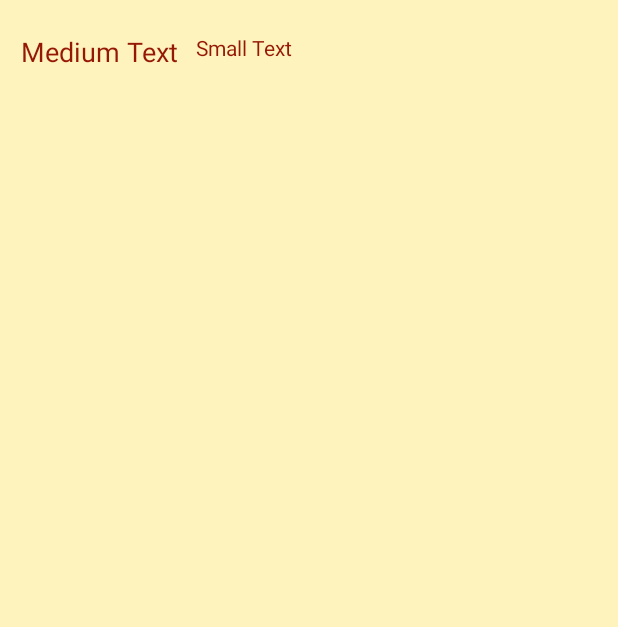
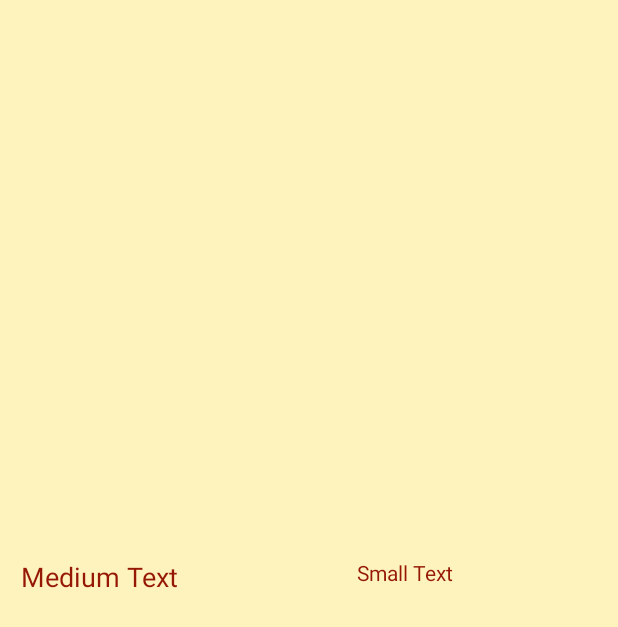
Before and after one commit to the7winds/java-project, an Android app: the layout activity_game.xml on its own in the app's theme, with its tools: preview values and no code run, on a phone screen of 412 x 824 dp. Shown: the top 627 px of the screen. Run offline under Robolectric (Android 15) with nearby library versions, the phone set to English and light mode, and no system bars.

Commit message:
changes and fixes

```diff
--- a/app/src/main/java/com/the7winds/verbumSecretum/client/activities/RoomActivity.java
+++ b/app/src/main/java/com/the7winds/verbumSecretum/client/activities/RoomActivity.java
@@ -73,7 +73,8 @@ public class RoomActivity extends Activity {
     }
 
     @Override
-    protected void onPause() {
+    protected void onDestroy() {
+        super.onDestroy();
         super.onPause();
 
         if (ClientData.readyState == ClientData.ReadyState.READY) {
@@ -139,7 +140,6 @@ public class RoomActivity extends Activity {
 
     public void onEventMainThread(ServerMessages.GameStarting gameStarting) {
         startActivity(new Intent().setClass(this, GameActivity.class));
-        // finish();
     }
 
     public void onEventMainThread(ServerMessages.Disconnected disconnected) {
--- a/app/src/main/java/com/the7winds/verbumSecretum/client/network/ClientNetworkService.java
+++ b/app/src/main/java/com/the7winds/verbumSecretum/client/network/ClientNetworkService.java
@@ -124,7 +124,7 @@ public class ClientNetworkService extends IntentService {
             Connection connection = new Connection(server, port);
             connectionHandler = new ConnectionHandler(connection);
 
-            nsdManager.stopServiceDiscovery(discoveryListener);
+//            nsdManager.stopServiceDiscovery(discoveryListener);
 
             executor.submit(connectionHandler);
 
@@ -141,7 +141,7 @@ public class ClientNetworkService extends IntentService {
         EventBus.getDefault().unregister(messageHandler);
         EventBus.getDefault().unregister(this);
 
-        nsdManager.stopServiceDiscovery(discoveryListener);
+        // nsdManager.stopServiceDiscovery(discoveryListener);
         executor.shutdownNow();
 
         stopSelf();
--- a/app/src/main/java/com/the7winds/verbumSecretum/client/other/Events.java
+++ b/app/src/main/java/com/the7winds/verbumSecretum/client/other/Events.java
@@ -10,6 +10,9 @@ import java.util.Map;
  * Created by the7winds on 05.12.15.
  */
 public class Events {
+
+    public static class GameActivityInited {
+    }
 
     public static class ReceivedMessage {
         public ReceivedMessage(String message) {
--- a/app/src/main/java/com/the7winds/verbumSecretum/server/network/GameHandler.java
+++ b/app/src/main/java/com/the7winds/verbumSecretum/server/network/GameHandler.java
@@ -39,6 +39,8 @@ public class GameHandler {
     }
 
     private void playGame() {
+        server.sendTo(game.getCurrent(), new ServerMessages.YourTurn(game.getTopCard()));
+
         while (!game.isFinished()) {
             Pair<String, String> idMsg = ConnectionHandler.popMessage();
 
@@ -74,6 +76,7 @@ public class GameHandler {
 
         if (game.isValidMove(move)) {
             game.applyMove(move);
+            server.sendTo(id, new ServerMessages.Correct());
             if (game.nextPlayer()) {
                 server.broadcast(new ServerMessages.GameState(game.getCurrent(),
                         game.getLastChange(),
--- a/app/src/main/java/com/the7winds/verbumSecretum/server/network/WaitingPlayersHandler.java
+++ b/app/src/main/java/com/the7winds/verbumSecretum/server/network/WaitingPlayersHandler.java
@@ -22,7 +22,7 @@ import java.util.concurrent.atomic.AtomicBoolean;
 public class WaitingPlayersHandler {
 
     private static final int MAX_PLAYERS_NUM = 4;
-    private static final int MIN_PLAYERS_NUM = 1;//TODO 2
+    private static final int MIN_PLAYERS_NUM = 2;//TODO 2
 
     private Server server;
 
@@ -47,7 +47,7 @@ public class WaitingPlayersHandler {
     }
 
     private void disconnectNotPlaying() {
-        server.unregisterNsdManager();
+        // server.unregisterNsdManager();
 
         for (String id : server.getAllId()) {
             if (!readyPlayers.containsKey(id)) {
@@ -108,7 +108,7 @@ public class WaitingPlayersHandler {
 
     private boolean onMessageReadyReceived(String id, PlayerMessages.Ready msg) {
         if (readyPlayers.size() < MAX_PLAYERS_NUM && !readyPlayers.containsKey(id)) {
-            readyPlayers.put(id, new Player(server.getConnectonHandler(id), msg.getName()));
+            readyPlayers.put(id, server.createPlayer(id, msg.getName()));
             return true;
         } else {
             return false;
--- a/app/src/main/res/layout/activity_game.xml
+++ b/app/src/main/res/layout/activity_game.xml
@@ -16,7 +16,9 @@
         <TableRow
             android:layout_width="match_parent"
             android:layout_height="wrap_content"
-            android:id="@+id/game_players_row">
+            android:id="@+id/game_players_row"
+            android:measureWithLargestChild="false"
+            android:minHeight="350dp">
 
         </TableRow>
 
@@ -25,8 +27,10 @@
             android:layout_height="wrap_content">
 
             <TableLayout
-                android:layout_width="match_parent"
-                android:layout_height="match_parent">
+                android:layout_width="wrap_content"
+                android:layout_height="wrap_content"
+                android:minWidth="220dp"
+                android:minHeight="100dp">
 
                 <TableRow
                     android:layout_width="wrap_content"
@@ -44,22 +48,25 @@
                         android:layout_height="wrap_content"
                         android:textAppearance="?android:attr/textAppearanceMedium"
                         android:text="Medium Text"
-                        android:id="@+id/game_infoText" />
+                        android:id="@+id/game_info_text" />
                 </TableRow>
             </TableLayout>
 
             <TableLayout
-                android:layout_width="match_parent"
-                android:layout_height="match_parent">
+                android:layout_width="wrap_content"
+                android:layout_height="wrap_content"
+                android:minHeight="100dp"
+                android:minWidth="100dp">
 
                 <TableRow
                     android:layout_width="match_parent"
                     android:layout_height="match_parent"
-                    android:id="@+id/game_my_ava" />
+                    android:id="@+id/game_my_ava" >
+                </TableRow>
 
                 <TableRow
-                    android:layout_width="match_parent"
-                    android:layout_height="match_parent">
+                    android:layout_width="wrap_content"
+                    android:layout_height="wrap_content">
 
                     <TextView
                         android:layout_width="wrap_content"
--- a/app/src/main/res/values/strings.xml
+++ b/app/src/main/res/values/strings.xml
@@ -39,5 +39,6 @@
     <string name="game_player_name">player_name</string>
     <string name="game_played_cards">played_cards</string>
     <string name="game_choose_row">choose</string>
+    <string name="game_invalid_move_message">invalide move</string>
 
 </resources>
```
Also changed, not shown: app/src/main/java/com/the7winds/verbumSecretum/client/activities/GameActivity.java (+115 -23 lines), app/src/main/java/com/the7winds/verbumSecretum/client/network/MessageHandler.java (+23 -4 lines), app/src/main/java/com/the7winds/verbumSecretum/server/game/Game.java (+7 -5 lines), app/src/main/java/com/the7winds/verbumSecretum/server/network/Server.java (+5 -5 lines), app/src/main/java/com/the7winds/verbumSecretum/server/network/ServerMessages.java (+8 -0 lines), app/src/main/res/layout/choose_smth.xml (+8 -4 lines).
